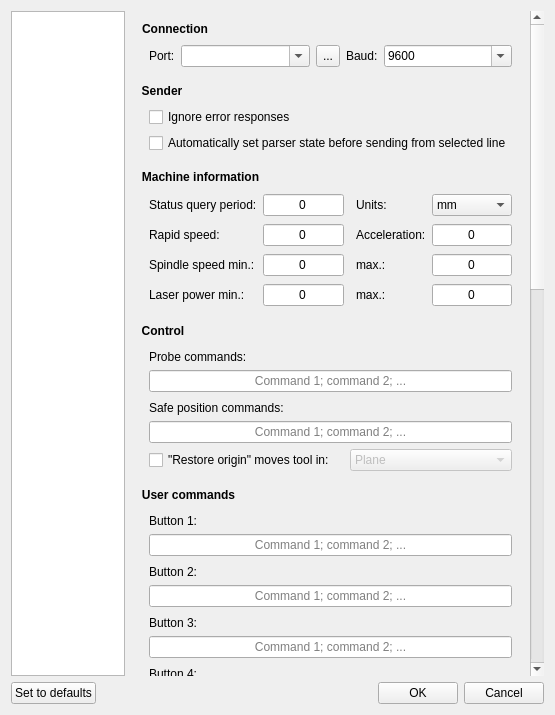
Before: the Qt Designer form Qt/_Other/3D/Candle/src/src/ui/frmsettings.ui in RinatB2017/mega_GIT, drawn with Qt 5.
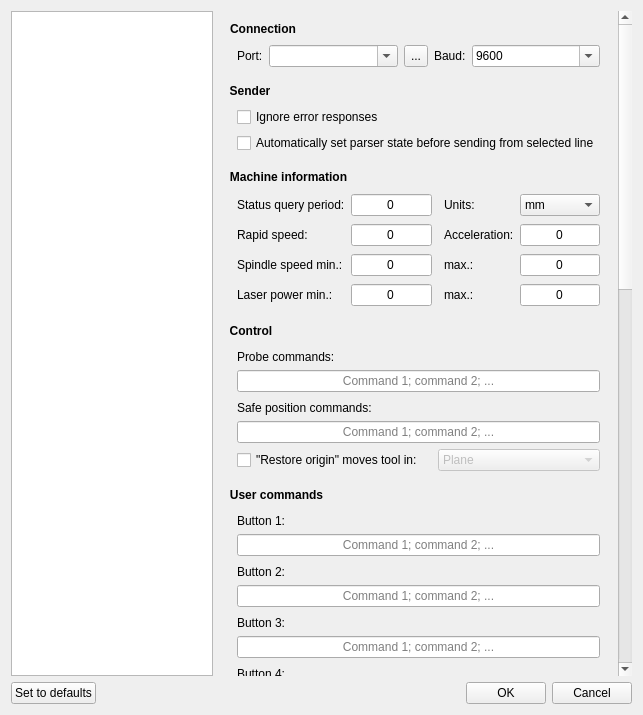
After: the same form once the commit is applied. Icons and pictures are not drawn. Custom widgets are drawn as their Qt base class.

Diff of the .ui file:
```diff
--- a/Qt/_Other/3D/Candle/src/src/ui/frmsettings.ui
+++ b/Qt/_Other/3D/Candle/src/src/ui/frmsettings.ui
@@ -6,7 +6,7 @@
    <rect>
     <x>0</x>
     <y>0</y>
-    <width>555</width>
+    <width>643</width>
     <height>715</height>
    </rect>
   </property>
@@ -72,8 +72,8 @@
          <rect>
           <x>0</x>
           <y>0</y>
-          <width>436</width>
-          <height>1749</height>
+          <width>518</width>
+          <height>1903</height>
          </rect>
         </property>
         <layout class="QVBoxLayout" name="verticalLayout_4">
```
Left out of the diff: 16 changed lines with no effect on the pictures.
